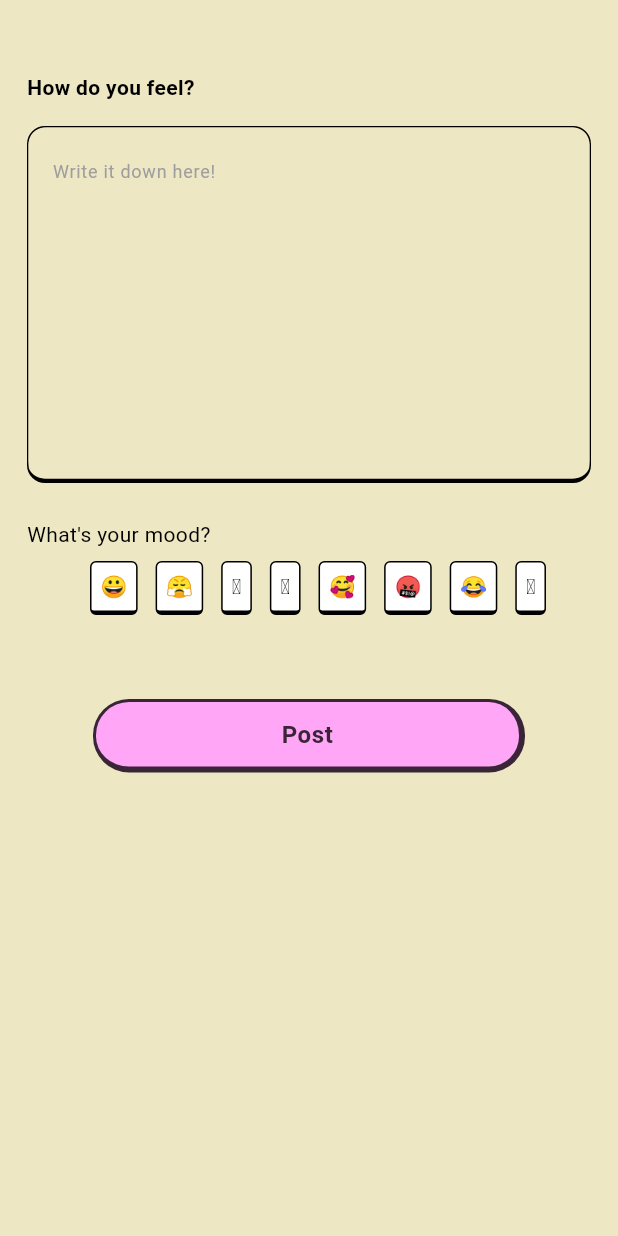
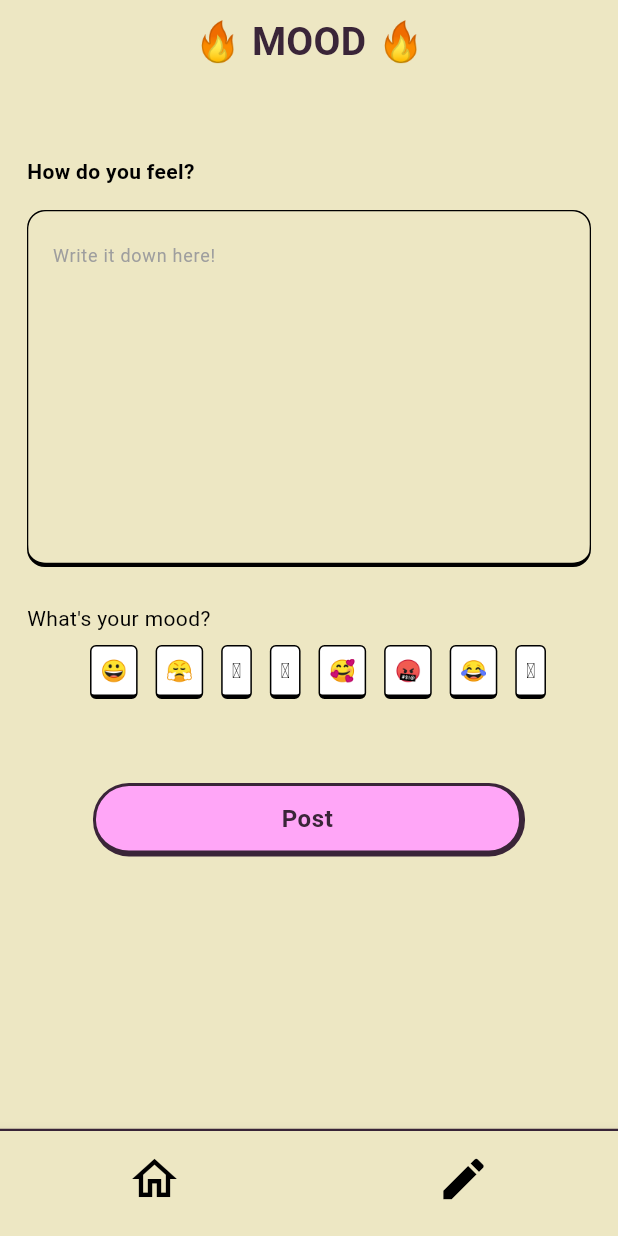
Before and after one commit to generation21/nomadcoder_flutter_final_project2, a Flutter app: the screen it shows once a user with an empty profile is signed in, on a phone screen of 412 x 824 dp. Run offline on Flutter 3.47's test engine with Material 3 defaults, Android fonts, the phone set to English and light mode, and no system bars; our stand-ins replace cloud_firestore, dio, firebase_auth, firebase_core, flutter_dotenv, flutter_riverpod and 3 more; missing offline and left inert: forui; accounts and stored records are empty; generated files the repository leaves out were written again.

Commit message:
refactor: 네비게이션 스크린 UI 및 탐색 로직 개선
- FScaffold에서 기본 Scaffold로 전환
- 앱바 제목을 AppBarTitle 위젯으로 설정
- 바텀 네비게이션 바 스타일 및 아이콘 업데이트
- 홈과 작성 화면 간 탐색 로직 단순화

```diff
--- a/lib/presentation/screens/navigation_screen.dart
+++ b/lib/presentation/screens/navigation_screen.dart
@@ -1,6 +1,9 @@
 import 'package:flutter/material.dart';
 import 'package:forui/forui.dart';
 import 'package:go_router/go_router.dart';
+import 'package:nomadcoder_flutter_final_project2/core/constants/sizes.dart';
+import 'package:nomadcoder_flutter_final_project2/core/theme/app_colors.dart';
+import 'package:nomadcoder_flutter_final_project2/core/utlis/appbar_title.dart';
 
 class NavigationScreen extends StatelessWidget {
   const NavigationScreen({super.key, required this.navigationShell});
@@ -8,32 +11,45 @@ class NavigationScreen extends StatelessWidget {
   final StatefulNavigationShell navigationShell;
 
   @override
+  @override
   Widget build(BuildContext context) {
-    return FScaffold(
-      header: const FHeader(title: Text('Firepod')),
-      content: navigationShell,
-      footer: FBottomNavigationBar(
-        index: navigationShell.currentIndex,
-        onChange: (int index) => _onTap(context, index),
-        children: [
-          FBottomNavigationBarItem(
-            icon: FIcon(FAssets.icons.house),
-            label: const Text('Home'),
+    return Scaffold(
+      appBar: AppBar(title: const AppBarTitle()),
+      body: navigationShell,
+      bottomNavigationBar: Container(
+        decoration: const BoxDecoration(
+          border: Border(
+            top: BorderSide(color: AppColors.textPrimary, width: 1.5),
           ),
-          FBottomNavigationBarItem(
-            icon: FIcon(FAssets.icons.pencil),
-            label: const Text('Write'),
-          ),
-          FBottomNavigationBarItem(
-            icon: FIcon(FAssets.icons.user),
-            label: const Text('Profile'),
-          ),
-        ],
+        ),
+        child: BottomNavigationBar(
+          currentIndex: navigationShell.currentIndex,
+          onTap: (index) => _onTap(context, index),
+          showSelectedLabels: false,
+          showUnselectedLabels: false,
+          iconSize: Sizes.size36,
+          items: [
+            BottomNavigationBarItem(
+              icon:
+                  navigationShell.currentIndex == 0
+                      ? const Icon(Icons.home)
+                      : const Icon(Icons.home_outlined),
+              label: 'Home',
+            ),
+            BottomNavigationBarItem(
+              icon:
+                  navigationShell.currentIndex == 1
+                      ? const Icon(Icons.edit)
+                      : const Icon(Icons.edit_outlined),
+              label: 'Write',
+            ),
+          ],
+        ),
       ),
     );
   }
 
   void _onTap(BuildContext context, int index) {
-    navigationShell.goBranch(index, initialLocation: index == 0);
+    navigationShell.goBranch(index);
   }
 }
```
